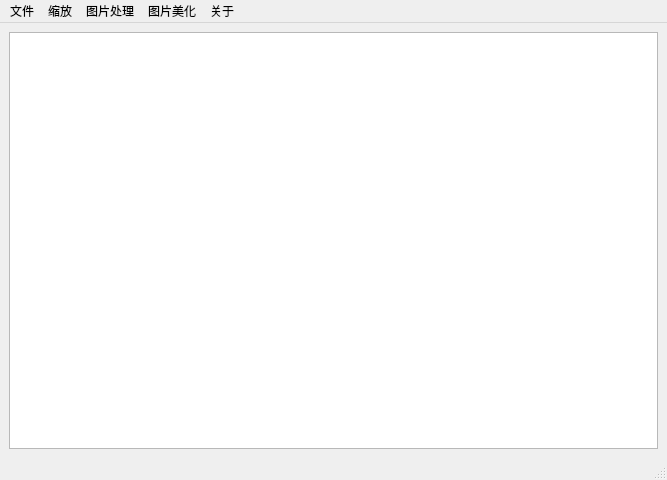
iHe1u0/ResizePicture, file mainwindow.ui: the form before one commit.
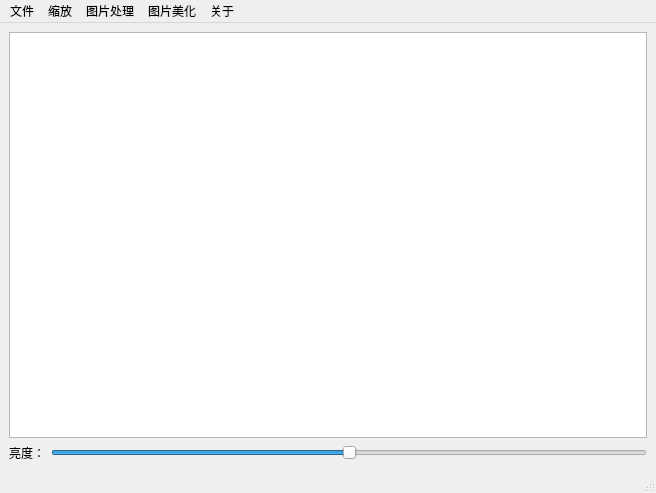
The form after the commit.

Commit message: add function for change brightness.

Diff of the .ui file:
```diff
--- a/mainwindow.ui
+++ b/mainwindow.ui
@@ -6,8 +6,8 @@
    <rect>
     <x>0</x>
     <y>0</y>
-    <width>667</width>
-    <height>480</height>
+    <width>656</width>
+    <height>493</height>
    </rect>
   </property>
   <property name="minimumSize">
@@ -21,6 +21,33 @@
   </property>
   <widget class="QWidget" name="centralwidget">
    <layout class="QGridLayout" name="gridLayout">
+    <item row="1" column="0">
+     <layout class="QHBoxLayout" name="brightnessLayout">
+      <property name="sizeConstraint">
+       <enum>QLayout::SetDefaultConstraint</enum>
+      </property>
+      <item alignment="Qt::AlignVCenter">
+       <widget class="QLabel" name="label">
+        <property name="text">
+         <string>亮度：</string>
+        </property>
+       </widget>
+      </item>
+      <item>
+       <widget class="QSlider" name="brightnessSlider">
+        <property name="maximum">
+         <number>100</number>
+        </property>
+        <property name="value">
+         <number>50</number>
+        </property>
+        <property name="orientation">
+         <enum>Qt::Horizontal</enum>
+        </property>
+       </widget>
+      </item>
+     </layout>
+    </item>
     <item row="0" column="0">
      <widget class="QGraphicsView" name="screen">
       <property name="minimumSize">
@@ -38,7 +65,7 @@
     <rect>
      <x>0</x>
      <y>0</y>
-     <width>667</width>
+     <width>656</width>
      <height>25</height>
     </rect>
    </property>
```
The commit also changes 6 other files.
